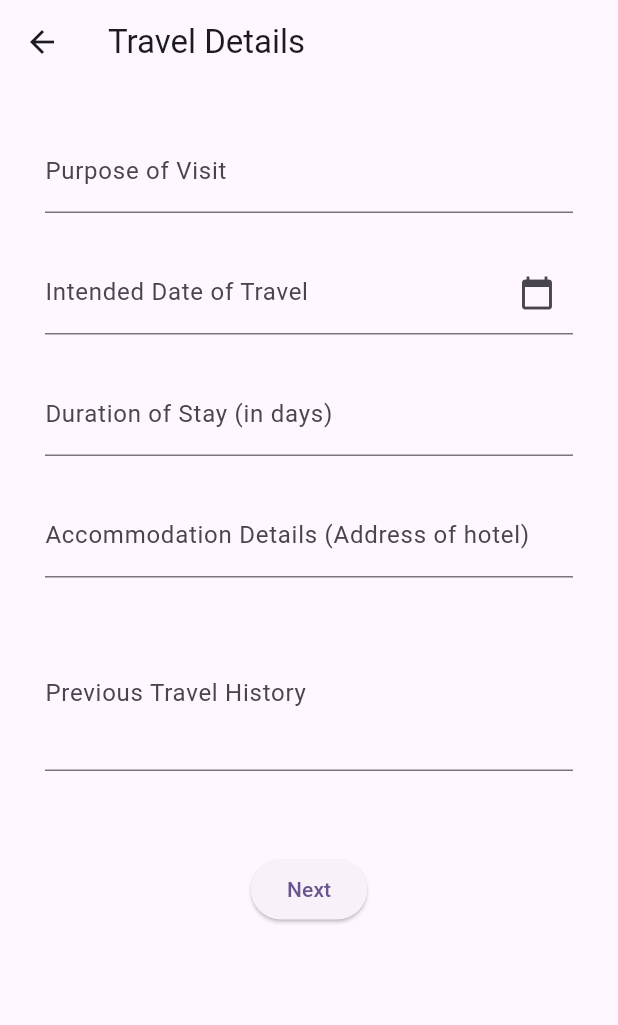
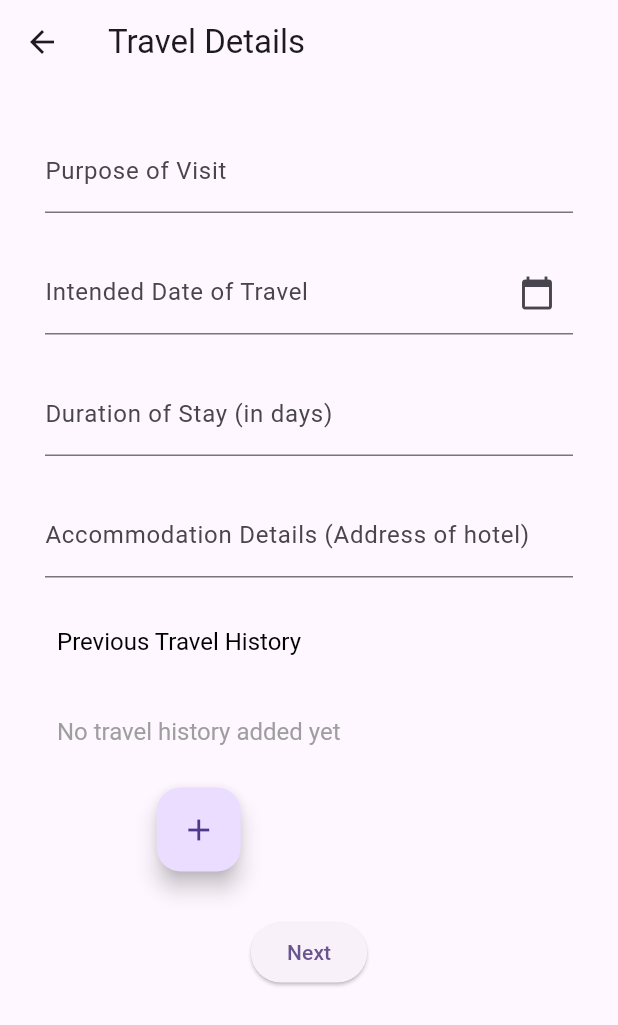
Before and after one commit to Iyadh27/CodexBots_SL-Portal, a Flutter app: the TravelVisa screen opened directly with empty values, on a phone screen of 412 x 824 dp. Shown: the top 1025 px of the screen. Run offline on Flutter 3.47's test engine with Material 3 defaults, Android fonts, the light colour scheme and no system bars; our stand-ins replace file_picker, firebase_core; accounts and stored records are empty.

Commit message:
TravelHistory

```diff
--- a/lib/travel_form.dart
+++ b/lib/travel_form.dart
@@ -1,4 +1,5 @@
 import 'package:flutter/material.dart';
+import 'package:sl_portal/travel_records.dart';
 
 class TravelFormApp extends StatelessWidget {
   const TravelFormApp({super.key});
@@ -51,7 +52,9 @@ class _TravelFormState extends State<TravelForm> {
 
   @override
   Widget build(BuildContext context) {
-    return SingleChildScrollView(
+    return DefaultTextStyle(
+        style: TextStyle(fontSize: 16.0, color: Colors.black),
+        child: SingleChildScrollView(
           padding: const EdgeInsets.all(30.0),
           child: Form(
             key: _formKey,
@@ -60,7 +63,8 @@ class _TravelFormState extends State<TravelForm> {
               children: [
                 TextFormField(
                   controller: _purposeController,
-              decoration: const InputDecoration(labelText: 'Purpose of Visit'),
+                  decoration:
+                      const InputDecoration(labelText: 'Purpose of Visit'),
                   validator: (value) {
                     if (value == null || value.isEmpty) {
                       return 'Please enter the purpose of your visit';
@@ -120,17 +124,29 @@ class _TravelFormState extends State<TravelForm> {
                 const SizedBox(height: 25),
 
                 // Previous Travel History
-            TextFormField(
-              controller: _historyController,
-              decoration:
-                  const InputDecoration(labelText: 'Previous Travel History'),
-              maxLines: 3,
+                // TextFormField(
+                //   controller: _historyController,
+                //   decoration:
+                //       const InputDecoration(labelText: 'Previous Travel History'),
+                //   maxLines: 3,
+                // ),
+                Padding(
+                  padding: const EdgeInsets.all(8.0),
+                  child: Text(
+                    'Previous Travel History',
+                    style: TextStyle(
+                      fontSize: 16.0,
                     ),
+                    softWrap: true,
+                  ),
+                ),
+
                 const SizedBox(height: 25),
+                TravelHistoryRecords(),
               ],
             ),
           ),
-    );
+        ));
   }
 
   @override
--- /dev/null
+++ b/lib/travel_records.dart
@@ -0,0 +1,416 @@
+import 'package:flutter/material.dart';
+
+// class TravelHistoryForm extends StatefulWidget {
+//   @override
+//   _TravelHistoryFormState createState() => _TravelHistoryFormState();
+// }
+
+// class _TravelHistoryFormState extends State<TravelHistoryForm> {
+//   List<Map<String, String>> _travelHistory = [];
+//   bool _showForm = false;
+
+//   final TextEditingController _countryController = TextEditingController();
+//   final TextEditingController _periodController = TextEditingController();
+//   final TextEditingController _descriptionController = TextEditingController();
+
+//   void _addTravelHistory() {
+//     if (_countryController.text.isNotEmpty &&
+//         _periodController.text.isNotEmpty &&
+//         _descriptionController.text.isNotEmpty) {
+//       setState(() {
+//         _travelHistory.add({
+//           'Country': _countryController.text,
+//           'Period': _periodController.text,
+//           'Description': _descriptionController.text
+//         });
+//         _countryController.clear();
+//         _periodController.clear();
+//         _descriptionController.clear();
+//         _showForm = false; // Hide the form after adding the record
+//       });
+//     }
+//   }
+
+//   @override
+//   Widget build(BuildContext context) {
+//     return Padding(
+//       padding: const EdgeInsets.all(16.0),
+//       child: Column(
+//         children: [
+//           _travelHistory.isNotEmpty
+//               ? Expanded(
+//                   child: ListView.builder(
+//                     itemCount: _travelHistory.length,
+//                     itemBuilder: (context, index) {
+//                       final record = _travelHistory[index];
+//                       return ListTile(
+//                         title:
+//                             Text('${record['Country']} (${record['Period']})'),
+//                         subtitle: Text(record['Description']!),
+//                       );
+//                     },
+//                   ),
+//                 )
+//               : const Text('Add your previous travel history'),
+//           FloatingActionButton(
+//             onPressed: () {
+//               setState(() {
+//                 _showForm = !_showForm; // Toggle visibility of the form
+//               });
+//             },
+//             child: Icon(_showForm ? Icons.remove : Icons.add),
+//           ),
+//           // Toggle the form to show/hide when plus icon is clicked
+//           if (_showForm)
+//             Column(
+//               children: [
+//                 TextFormField(
+//                   controller: _countryController,
+//                   decoration:
+//                       const InputDecoration(labelText: 'Country Visited'),
+//                 ),
+//                 TextFormField(
+//                   controller: _periodController,
+//                   decoration: const InputDecoration(labelText: 'Time Period'),
+//                 ),
+//                 TextFormField(
+//                   controller: _descriptionController,
+//                   decoration: const InputDecoration(labelText: 'Description'),
+//                   maxLines: 2,
+//                 ),
+//                 SizedBox(height: 10),
+//                 ElevatedButton(
+//                   onPressed: _addTravelHistory,
+//                   child: Text('Add Travel History'),
+//                 ),
+//               ],
+//             ),
+//           SizedBox(height: 20),
+//           // _travelHistory.isNotEmpty
+//           //     ? Expanded(
+//           //         child: ListView.builder(
+//           //           itemCount: _travelHistory.length,
+//           //           itemBuilder: (context, index) {
+//           //             final record = _travelHistory[index];
+//           //             return ListTile(
+//           //               title:
+//           //                   Text('${record['Country']} (${record['Period']})'),
+//           //               subtitle: Text(record['Description']!),
+//           //             );
+//           //           },
+//           //         ),
+//           //       )
+//           //     : Text('Add your previous travel history'),
+//           // FloatingActionButton(
+//           //   onPressed: () {
+//           //     setState(() {
+//           //       _showForm = !_showForm; // Toggle visibility of the form
+//           //     });
+//           //   },
+//           //   child: Icon(_showForm ? Icons.close : Icons.add),
+//           // ),
+//         ],
+//       ),
+//     );
+//   }
+// }
+
+// import 'package:flutter/material.dart';
+
+// class TravelHistoryForm extends StatefulWidget {
+//   @override
+//   _TravelHistoryFormState createState() => _TravelHistoryFormState();
+// }
+
+// class _TravelHistoryFormState extends State<TravelHistoryForm> {
+//   List<Map<String, String>> _travelHistory = [];
+//   bool _showForm = false;
+
+//   final TextEditingController _countryController = TextEditingController();
+//   final TextEditingController _periodController = TextEditingController();
+//   final TextEditingController _descriptionController = TextEditingController();
+
+//   void _addTravelHistory() {
+//     if (_countryController.text.isNotEmpty &&
+//         _periodController.text.isNotEmpty &&
+//         _descriptionController.text.isNotEmpty) {
+//       setState(() {
+//         _travelHistory.add({
+//           'Country': _countryController.text,
+//           'Period': _periodController.text,
+//           'Description': _descriptionController.text
+//         });
+
+//         _countryController.clear();
+//         _periodController.clear();
+//         _descriptionController.clear();
+//         _showForm = false;
+//       });
+//     } else {
+//       // Show a snackbar or dialog for empty fields
+//       ScaffoldMessenger.of(context).showSnackBar(
+//         SnackBar(content: Text('Please fill all fields')),
+//       );
+//     }
+//   }
+
+//   @override
+//   Widget build(BuildContext context) {
+//     return Flex(
+//       direction: Axis.vertical,
+//       children: [
+//         SingleChildScrollView(
+//           child: Column(
+//             children: [
+//               _travelHistory.isNotEmpty
+//                   ? ListView.builder(
+//                       shrinkWrap: true,
+//                       physics: NeverScrollableScrollPhysics(),
+//                       itemCount: _travelHistory.length,
+//                       itemBuilder: (context, index) {
+//                         final record = _travelHistory[index];
+//                         return ListTile(
+//                           title: Text(
+//                               '${record['Country']} (${record['Period']})'),
+//                           subtitle: Text(record['Description']!),
+//                         );
+//                       },
+//                     )
+//                   : Padding(
+//                       padding: const EdgeInsets.all(8.0),
+//                       child: Text(
+//                         'No travel history added yet',
+//                         style: TextStyle(
+//                           fontSize: 16.0,
+//                           color: Colors.grey,
+//                         ),
+//                         softWrap: true,
+//                       ),
+//                     ),
+//               if (_showForm)
+//                 Padding(
+//                   padding: const EdgeInsets.all(8.0),
+//                   child: Column(
+//                     children: [
+//                       TextFormField(
+//                         controller: _countryController,
+//                         decoration:
+//                             const InputDecoration(labelText: 'Country Visited'),
+//                       ),
+//                       TextFormField(
+//                         controller: _periodController,
+//                         decoration:
+//                             const InputDecoration(labelText: 'Time Period'),
+//                       ),
+//                       TextFormField(
+//                         controller: _descriptionController,
+//                         decoration:
+//                             const InputDecoration(labelText: 'Description'),
+//                         maxLines: 2,
+//                       ),
+//                       SizedBox(height: 10),
+//                       ElevatedButton(
+//                         onPressed: _addTravelHistory,
+//                         child: Text('Add to History'),
+//                       ),
+//                     ],
+//                   ),
+//                 ),
+//               SizedBox(height: 20),
+//             ],
+//           ),
+//         ),
+//         Positioned(
+//           bottom: 16.0,
+//           right: 16.0,
+//           child: FloatingActionButton(
+//             onPressed: () {
+//               setState(() {
+//                 _showForm = !_showForm;
+//               });
+//             },
+//             child: Icon(_showForm ? Icons.remove : Icons.add),
+//           ),
+//         ),
+//       ],
+//     );
+//   }
+// }
+
+// class TravelHistoryRecords extends StatelessWidget {
+//   @override
+//   Widget build(BuildContext context) {
+//     return TravelHistoryForm(); // Integrating TravelHistoryForm
+//   }
+// }
+
+import 'package:flutter/material.dart';
+
+class TravelHistoryForm extends StatefulWidget {
+  @override
+  _TravelHistoryFormState createState() => _TravelHistoryFormState();
+}
+
+class _TravelHistoryFormState extends State<TravelHistoryForm> {
+  List<Map<String, String>> _travelHistory = [];
+  bool _showForm = false;
+
+  final TextEditingController _countryController = TextEditingController();
+  final TextEditingController _periodController = TextEditingController();
+  final TextEditingController _descriptionController = TextEditingController();
+
+  void _addTravelHistory() {
+    if (_countryController.text.isNotEmpty &&
+        _periodController.text.isNotEmpty &&
+        _descriptionController.text.isNotEmpty) {
+      setState(() {
+        _travelHistory.add({
+          'Country': _countryController.text,
+          'Period': _periodController.text,
+          'Description': _descriptionController.text
+        });
+
+        _countryController.clear();
+        _periodController.clear();
+        _descriptionController.clear();
+        _showForm = false;
+      });
+    } else {
+      // Show a snackbar or dialog for empty fields
+      ScaffoldMessenger.of(context).showSnackBar(
+        const SnackBar(content: Text('Please fill all fields')),
+      );
+    }
+  }
+
+  @override
+  Widget build(BuildContext context) {
+    return DefaultTextStyle(
+      style: const TextStyle(fontSize: 16.0, color: Colors.black),
+      child: Flex(
+        direction: Axis.vertical,
+        children: [
+          SingleChildScrollView(
+            child: Column(
+              children: [
+                _travelHistory.isNotEmpty
+                    ? ListView.builder(
+                        shrinkWrap: true,
+                        physics: const NeverScrollableScrollPhysics(),
+                        itemCount: _travelHistory.length,
+                        itemBuilder: (context, index) {
+                          final record = _travelHistory[index];
+                          // return ListTile(
+                          //   title: Text(
+                          //       '${record['Country']} (${record['Period']} days)'),
+                          //   subtitle: Text(record['Description']!),
+                          // );
+                          return Card(
+                            elevation: 5, // Adds shadow and depth
+                            margin: const EdgeInsets.symmetric(
+                                vertical: 8.0,
+                                horizontal: 16.0), // Spacing around the card
+                            shape: RoundedRectangleBorder(
+                              borderRadius: BorderRadius.circular(
+                                  15.0), // Rounded corners for the card
+                            ),
+                            child: Padding(
+                              padding: const EdgeInsets.all(
+                                  12.0), // Adds padding inside the card
+                              child: ListTile(
+                                title: Text(
+                                  '${record['Country']} (${record['Period']} days)',
+                                  style: const TextStyle(
+                                    fontSize: 18.0,
+                                    fontWeight: FontWeight.bold,
+                                    color: Colors.blueAccent,
+                                  ),
+                                ),
+                                subtitle: Text(
+                                  record['Description']!,
+                                  style: TextStyle(
+                                    fontSize: 14.0,
+                                    fontStyle: FontStyle.italic,
+                                    color: Colors.grey[600],
+                                  ),
+                                ),
+                                leading: const Icon(
+                                  Icons.location_on,
+                                  color: Colors.redAccent,
+                                ),
+                                trailing: const Icon(
+                                  Icons.arrow_forward_ios,
+                                  size: 16.0,
+                                  color: Colors.grey,
+                                ),
+                              ),
+                            ),
+                          );
+                        },
+                      )
+                    : const Padding(
+                        padding: EdgeInsets.all(8.0),
+                        child: Text(
+                          'No travel history added yet',
+                          style: TextStyle(
+                            color: Colors.grey,
+                          ),
+                        ),
+                      ),
+                if (_showForm)
+                  Padding(
+                    padding: const EdgeInsets.all(8.0),
+                    child: Column(
+                      children: [
+                        TextFormField(
+                          controller: _countryController,
+                          decoration: const InputDecoration(
+                              labelText: 'Country Visited'),
+                        ),
+                        TextFormField(
+                          controller: _periodController,
+                          decoration:
+                              const InputDecoration(labelText: 'Time Period'),
+                        ),
+                        TextFormField(
+                          controller: _descriptionController,
+                          decoration:
+                              const InputDecoration(labelText: 'Description'),
+                          maxLines: 2,
+                        ),
+                        const SizedBox(height: 10),
+                        ElevatedButton(
+                          onPressed: _addTravelHistory,
+                          child: const Text('Add to History'),
+                        ),
+                      ],
+                    ),
+                  ),
+                const SizedBox(height: 20),
+              ],
+            ),
+          ),
+          Positioned(
+            bottom: 16.0,
+            right: 16.0,
+            child: FloatingActionButton(
+              onPressed: () {
+                setState(() {
+                  _showForm = !_showForm;
+                });
+              },
+              child: Icon(_showForm ? Icons.remove : Icons.add),
+            ),
+          ),
+        ],
+      ),
+    );
+  }
+}
+
+class TravelHistoryRecords extends StatelessWidget {
+  @override
+  Widget build(BuildContext context) {
+    return TravelHistoryForm(); // Integrating TravelHistoryForm
+  }
+}
--- a/lib/travel_visa.dart
+++ b/lib/travel_visa.dart
@@ -16,7 +16,7 @@ class TravelVisa extends StatelessWidget {
         child: Column(
           mainAxisAlignment: MainAxisAlignment.center,
           children: [
-            TravelFormApp(),
+            const TravelFormApp(),
             ElevatedButton(
               onPressed: onComplete,
               child: const Text('Next'),
```
Lines whose indentation alone changed are shown as unchanged.
